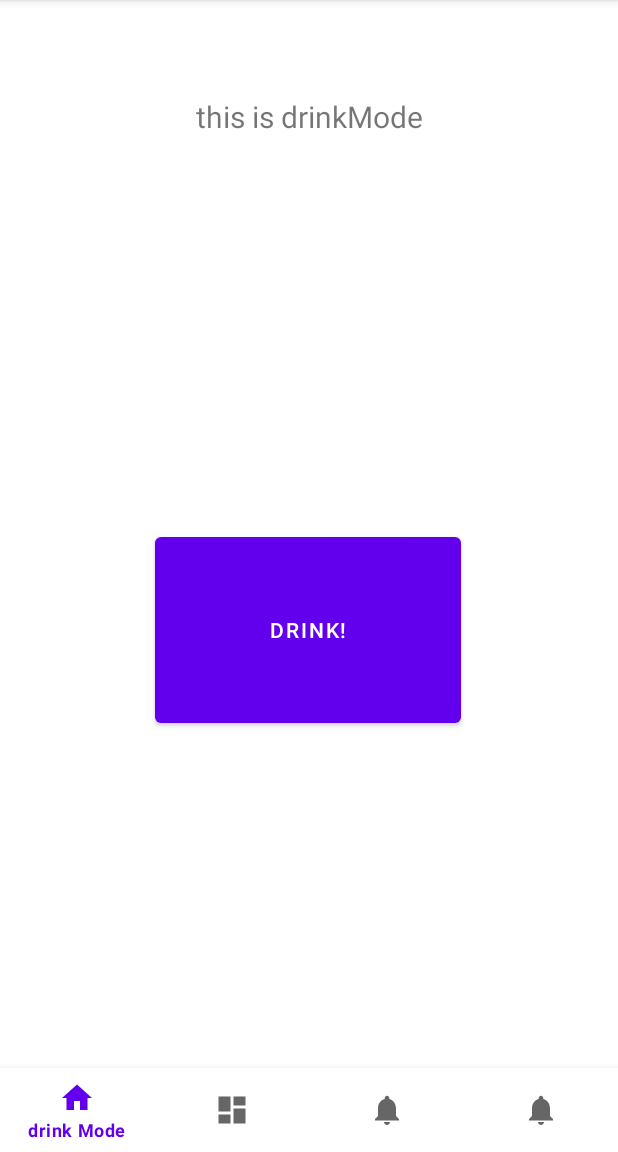
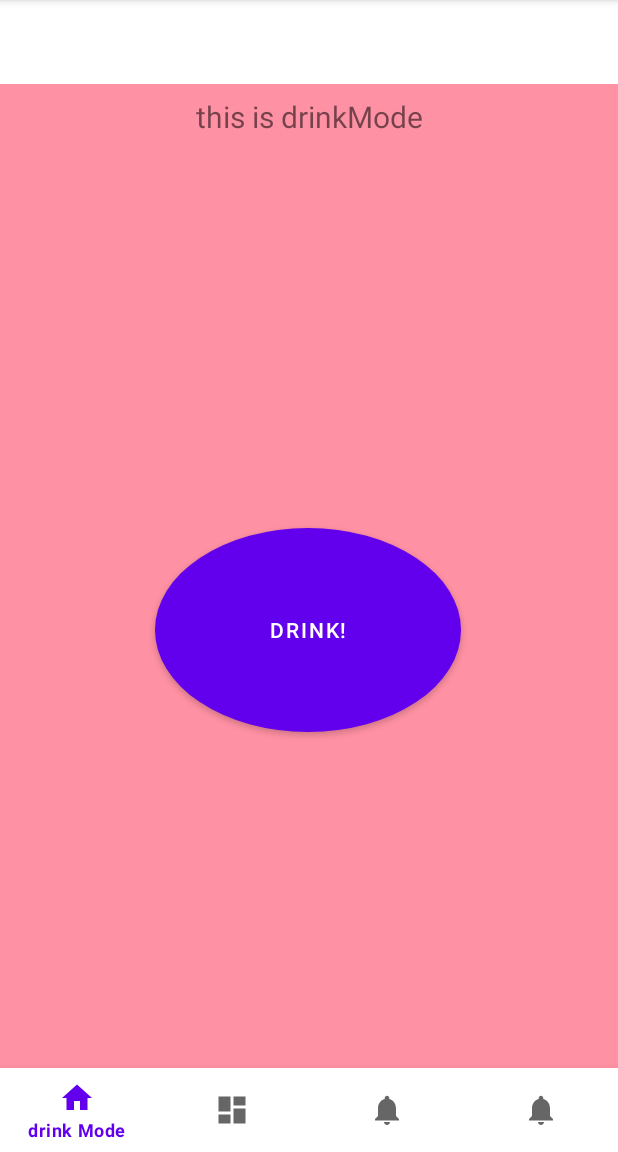
Before and after one commit to Frazzels/OopsJava, an Android app: the screen it shows after launch (MainActivity), on a phone screen of 412 x 824 dp, the part 84-1236 px from its top. Run offline under Robolectric (Android 15) with nearby library versions, the phone set to English and light mode, and no system bars; our stand-ins replace navigation-ui; 3 statements that could not run were skipped.

Commit message:
Color Scheming, Doesnt Compile atm (Main activity linking issue)

```diff
--- a/app/src/main/java/com/example/oops/MainActivity.java
+++ b/app/src/main/java/com/example/oops/MainActivity.java
@@ -27,11 +27,10 @@ public class MainActivity extends AppCompatActivity {
         // Passing each menu ID as a set of Ids because each
         // menu should be considered as top level destinations.
         AppBarConfiguration appBarConfiguration = new AppBarConfiguration.Builder(
-                R.id.nav_drink, R.id.nav_games, R.id.nav_map)
+                R.id.nav_drink, R.id.nav_games, R.id.nav_map, R.id.nav_settings)
                 .build();
         NavController navController = Navigation.findNavController(this, R.id.nav_host_fragment_activity_main);
         NavigationUI.setupActionBarWithNavController(this, navController, appBarConfiguration);
         NavigationUI.setupWithNavController(binding.navView, navController);
     }
-
 }
--- /dev/null
+++ b/app/src/main/res/drawable/round_button.xml
@@ -0,0 +1,13 @@
+<?xml version="1.0" encoding="utf-8"?>
+<selector xmlns:android="http://schemas.android.com/apk/res/android">
+    <item android:state_pressed="false">
+        <shape android:shape="oval">
+            <solid android:color="#fa09ad"/>
+        </shape>
+    </item>
+    <item android:state_pressed="true">
+    <shape android:shape="oval">
+        <solid android:color="#c20586"/>
+    </shape>
+    </item>
+</selector>
--- a/app/src/main/res/layout/fragment_drink.xml
+++ b/app/src/main/res/layout/fragment_drink.xml
@@ -4,6 +4,7 @@
     xmlns:tools="http://schemas.android.com/tools"
     android:layout_width="match_parent"
     android:layout_height="match_parent"
+    android:background="@color/salmonPink"
     tools:context=".ui.drinkMode.DrinkModeFragment">
 
     <TextView
@@ -29,6 +30,7 @@
         android:layout_marginTop="272dp"
         android:text="@string/drink"
         android:visibility="visible"
+        android:background="@drawable/round_button"
         app:layout_constraintBottom_toBottomOf="parent"
         app:layout_constraintEnd_toEndOf="parent"
         app:layout_constraintHorizontal_bias="0.497"
--- a/app/src/main/res/values/colors.xml
+++ b/app/src/main/res/values/colors.xml
@@ -7,4 +7,7 @@
     <color name="teal_700">#FF018786</color>
     <color name="black">#FF000000</color>
     <color name="white">#FFFFFFFF</color>
+    <color name="salmonPink">#FF91A4</color>
+    <color name="button_blue">#24A0ED</color>
+    <color name="green">#5CAB5C</color>
 </resources>
--- /dev/null
+++ b/app/src/main/res/values/styles.xml
@@ -0,0 +1,3 @@
+<?xml version="1.0" encoding="utf-8"?>
+<resources>
+</resources>
```
Also changed, not shown: app/src/main/java/com/example/oops/ui/gamesMode/gamesModeFragment.java (+31 -24 lines), app/src/main/res/drawable/btns_rnding.xml (added, +24 -0 lines), app/src/main/res/layout/fragment_games.xml (+8 -2 lines), app/src/main/res/values/strings.xml (+0 -10 lines).
